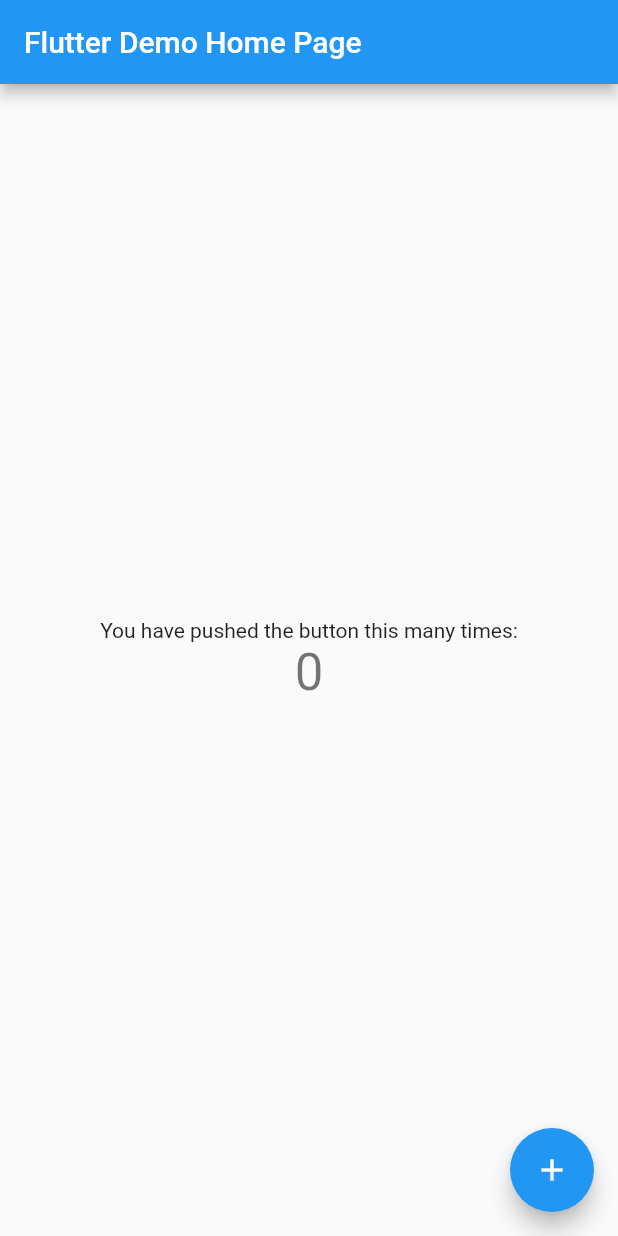
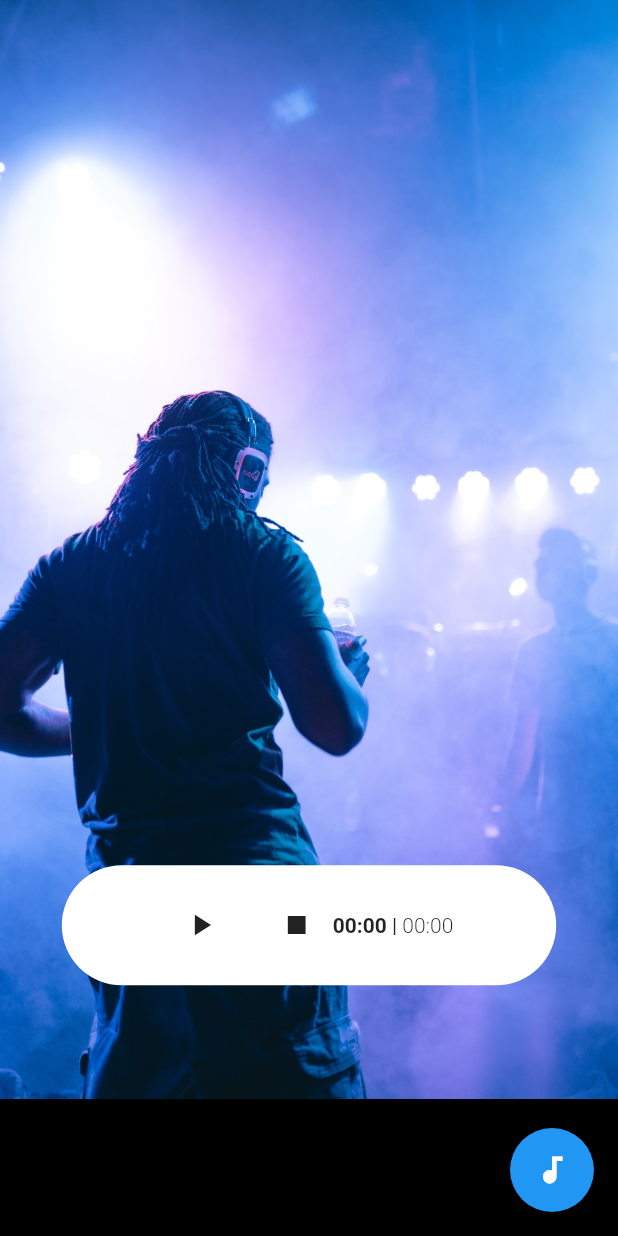
Before and after one commit to devenderbutani21/musicplayerflutterapp, a Flutter app: the screen it shows after launch, on a phone screen of 412 x 824 dp. Run offline on Flutter 3.47's test engine with Material 2 defaults, Android fonts, the phone set to English and light mode, and no system bars; our stand-ins replace audioplayers, file_picker.

Commit message:
Added basic functionality

```diff
--- a/lib/main.dart
+++ b/lib/main.dart
@@ -1,117 +1,144 @@
 import 'package:flutter/material.dart';
+import 'package:audioplayers/audioplayers.dart';
+import 'package:file_picker/file_picker.dart';
 
-void main() {
-  runApp(MyApp());
-}
+
+void main() => runApp(MyApp());
 
 class MyApp extends StatelessWidget {
-  // This widget is the root of your application.
   @override
   Widget build(BuildContext context) {
     return MaterialApp(
-      title: 'Flutter Demo',
+      debugShowCheckedModeBanner: false,
+      title: 'Music Player',
       theme: ThemeData(
-        // This is the theme of your application.
-        //
-        // Try running your application with "flutter run". You'll see the
-        // application has a blue toolbar. Then, without quitting the app, try
-        // changing the primarySwatch below to Colors.green and then invoke
-        // "hot reload" (press "r" in the console where you ran "flutter run",
-        // or simply save your changes to "hot reload" in a Flutter IDE).
-        // Notice that the counter didn't reset back to zero; the application
-        // is not restarted.
+
         primarySwatch: Colors.blue,
-        // This makes the visual density adapt to the platform that you run
-        // the app on. For desktop platforms, the controls will be smaller and
-        // closer together (more dense) than on mobile platforms.
-        visualDensity: VisualDensity.adaptivePlatformDensity,
       ),
-      home: MyHomePage(title: 'Flutter Demo Home Page'),
+      home: HomePage(),
     );
   }
 }
 
-class MyHomePage extends StatefulWidget {
-  MyHomePage({Key key, this.title}) : super(key: key);
+class HomePage extends StatefulWidget {
+  @override
+  _HomePageState createState() => _HomePageState();
+}
 
-  // This widget is the home page of your application. It is stateful, meaning
-  // that it has a State object (defined below) that contains fields that affect
-  // how it looks.
-
-  // This class is the configuration for the state. It holds the values (in this
-  // case the title) provided by the parent (in this case the App widget) and
-  // used by the build method of the State. Fields in a Widget subclass are
-  // always marked "final".
-
-  final String title;
+class _HomePageState extends State<HomePage> {
+  AudioPlayer _audioPlayer = AudioPlayer();
+  bool isPlaying = false;
+  String currentTime = "00:00";
+  String completeTime= "00:00";
 
   @override
-  _MyHomePageState createState() => _MyHomePageState();
-}
+  void initState() {
+    super.initState();
 
-class _MyHomePageState extends State<MyHomePage> {
-  int _counter = 0;
+    _audioPlayer.onAudioPositionChanged.listen((Duration duration){
+      setState(() {
+        currentTime = duration.toString().split(".")[0];
+      });
+    });
 
-  void _incrementCounter() {
+    _audioPlayer.onDurationChanged.listen((Duration duration){
       setState(() {
-      // This call to setState tells the Flutter framework that something has
-      // changed in this State, which causes it to rerun the build method below
-      // so that the display can reflect the updated values. If we changed
-      // _counter without calling setState(), then the build method would not be
-      // called again, and so nothing would appear to happen.
-      _counter++;
+        completeTime = duration.toString().split(".")[0];
       });
+    });
+
   }
 
   @override
   Widget build(BuildContext context) {
-    // This method is rerun every time setState is called, for instance as done
-    // by the _incrementCounter method above.
-    //
-    // The Flutter framework has been optimized to make rerunning build methods
-    // fast, so that you can just rebuild anything that needs updating rather
-    // than having to individually change instances of widgets.
+    AssetImage imageAsset = AssetImage('assets/2.jpg');
+    Image image = Image(image: imageAsset, fit: BoxFit.contain);
+
     return Scaffold(
-      appBar: AppBar(
-        // Here we take the value from the MyHomePage object that was created by
-        // the App.build method, and use it to set our appbar title.
-        title: Text(widget.title),
+      backgroundColor: Colors.black,
+      body: Stack(
+        children: <Widget>[
+          image,
+
+          Container(
+            width: MediaQuery.of(context).size.width*0.8,
+            height: 80,
+
+            margin: EdgeInsets.only(top: MediaQuery.of(context).size.height*0.7, left: MediaQuery.of(context).size.width*0.1),
+
+            decoration: BoxDecoration(
+                color: Colors.white,
+                borderRadius: BorderRadius.circular(50)
             ),
-      body: Center(
-        // Center is a layout widget. It takes a single child and positions it
-        // in the middle of the parent.
-        child: Column(
-          // Column is also a layout widget. It takes a list of children and
-          // arranges them vertically. By default, it sizes itself to fit its
-          // children horizontally, and tries to be as tall as its parent.
-          //
-          // Invoke "debug painting" (press "p" in the console, choose the
-          // "Toggle Debug Paint" action from the Flutter Inspector in Android
-          // Studio, or the "Toggle Debug Paint" command in Visual Studio Code)
-          // to see the wireframe for each widget.
-          //
-          // Column has various properties to control how it sizes itself and
-          // how it positions its children. Here we use mainAxisAlignment to
-          // center the children vertically; the main axis here is the vertical
-          // axis because Columns are vertical (the cross axis would be
-          // horizontal).
+
+
+            child: Row(
               mainAxisAlignment: MainAxisAlignment.center,
+              mainAxisSize: MainAxisSize.max,
               children: <Widget>[
-            Text(
-              'You have pushed the button this many times:',
+                IconButton(
+                  icon: Icon(isPlaying ? Icons.pause : Icons.play_arrow),
+                  onPressed: (){
+                    if(isPlaying){
+                      _audioPlayer.pause();
+
+                      setState(() {
+                        isPlaying = false;
+                      });
+                    }else{
+                      _audioPlayer.resume();
+
+                      setState(() {
+                        isPlaying = true;
+                      });
+                    }
+
+                  },
+                )  ,
+
+                SizedBox(width: 16,),
+
+                IconButton(
+                  icon: Icon(Icons.stop),
+                  onPressed: (){
+                    _audioPlayer.stop();
+
+                    setState(() {
+                      isPlaying = false;
+                    });
+
+                  },
                 ),
-            Text(
-              '$_counter',
-              style: Theme.of(context).textTheme.headline4,
+
+                Text(currentTime, style: TextStyle(fontWeight: FontWeight.w700),),
+
+                Text(" | "),
+
+                Text(completeTime, style: TextStyle(fontWeight: FontWeight.w300),),
+
+
+
+              ],
+            ),
           ),
         ],
       ),
+
+
+      floatingActionButton: FloatingActionButton(
+        child: Icon(Icons.audiotrack),
+        onPressed: () async{
+          String filePath = await FilePicker.getFilePath();
+
+          int status = await _audioPlayer.play(filePath, isLocal: true);
+
+          if(status == 1){
+            setState(() {
+              isPlaying = true;
+            });
+          }
+        },
       ),
-      floatingActionButton: FloatingActionButton(
-        onPressed: _incrementCounter,
-        tooltip: 'Increment',
-        child: Icon(Icons.add),
-      ), // This trailing comma makes auto-formatting nicer for build methods.
     );
   }
 }
--- a/pubspec.yaml
+++ b/pubspec.yaml
@@ -28,6 +28,8 @@
   # The following adds the Cupertino Icons font to your application.
   # Use with the CupertinoIcons class for iOS style icons.
   cupertino_icons: ^0.1.3
+  audioplayers: ^0.15.1
+  file_picker: ^1.5.0+2
 
 dev_dependencies:
   flutter_test:
@@ -43,6 +45,10 @@
   # included with your application, so that you can use the icons in
   # the material Icons class.
   uses-material-design: true
+
+  assets:
+    - assets/1.jpg
+    - assets/2.jpg
 
   # To add assets to your application, add an assets section, like this:
   # assets:
```
Also changed, not shown: pubspec.lock. Lines whose indentation alone changed are shown as unchanged.
